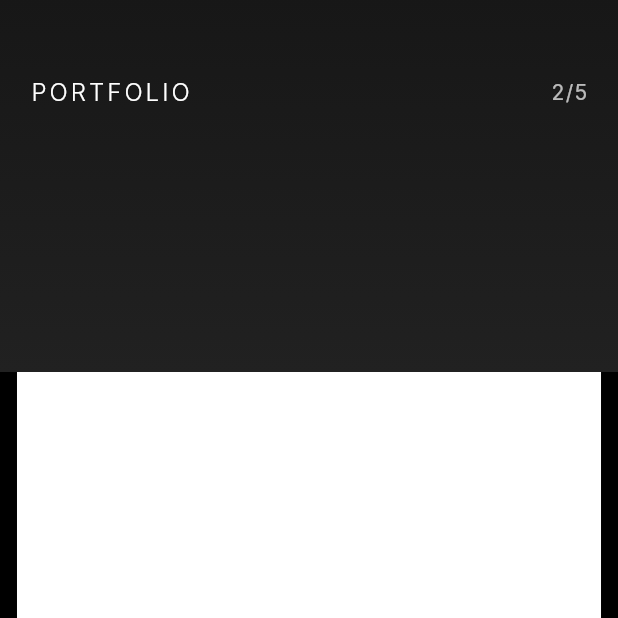
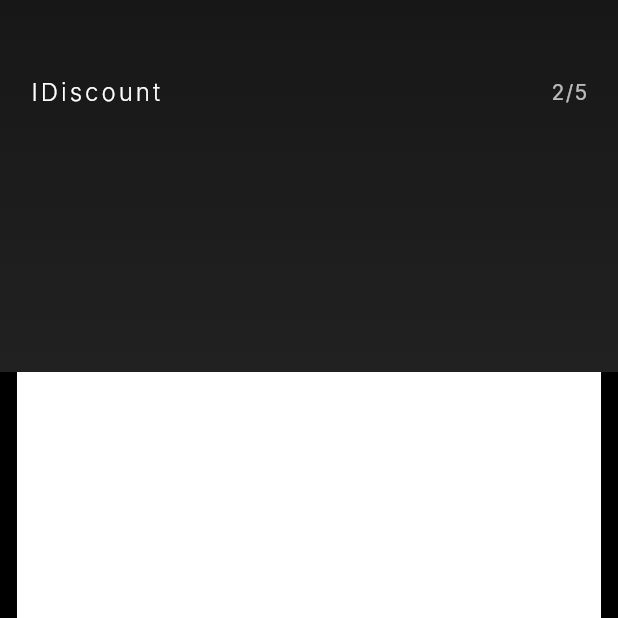
Before and after one commit to pjtoral/idiscount_website, a Flutter app: the screen it shows after launch, scrolled down 576 dp, on a phone screen of 412 x 824 dp, the top half of it. Run offline on Flutter 3.47's test engine with Material 3 defaults, Android fonts, the phone set to English and light mode, and no system bars; Roboto replaces fonts that are missing (Inter).

Commit message:
chore: changed text to IDiscount

```diff
--- a/lib/main.dart
+++ b/lib/main.dart
@@ -512,7 +512,7 @@ class _OnePageState extends State<OnePage> with TickerProviderStateMixin {
           mainAxisAlignment: MainAxisAlignment.spaceBetween,
           children: [
             Text(
-              'PORTFOLIO',
+              'IDiscount',
               style: TextStyle(
                 color: Colors.white,
                 fontSize: 16,
```
